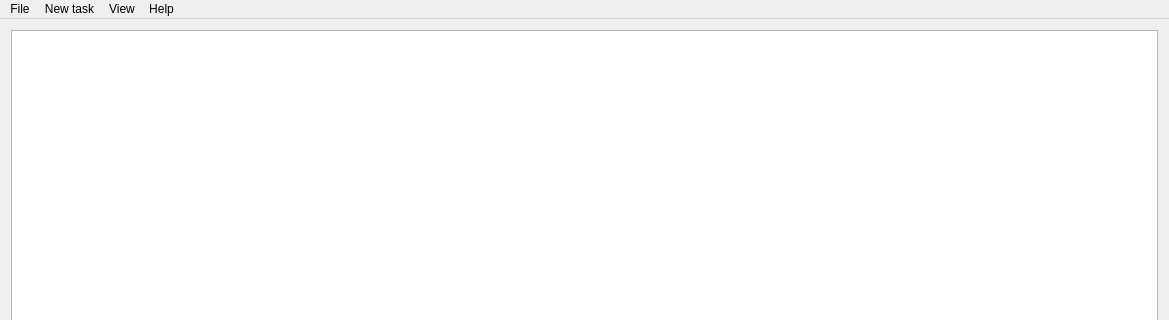
edeforas/Foucault2, file mainwindow.ui: the form before one commit; both pictures show x 0 to 1169 and y 0 to 320 of the 1169 by 808 pixel window.
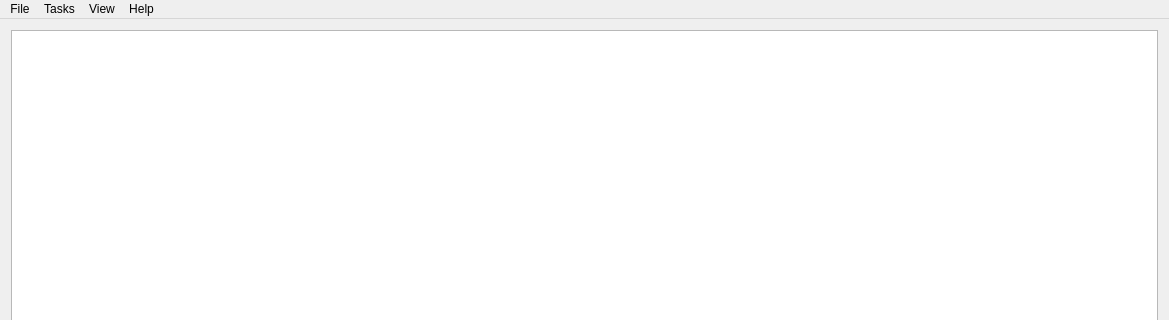
The form after the commit. Icons and pictures are not drawn.

Diff of the .ui file:
```diff
--- a/mainwindow.ui
+++ b/mainwindow.ui
@@ -59,7 +59,7 @@
    </widget>
    <widget class="QMenu" name="menuAdd_Task">
     <property name="title">
-     <string>New task</string>
+     <string>Tasks</string>
     </property>
     <addaction name="actionWork"/>
     <addaction name="actionAdd_comment"/>
```
Left out of the diff: 7 changed lines with no effect on the pictures.
